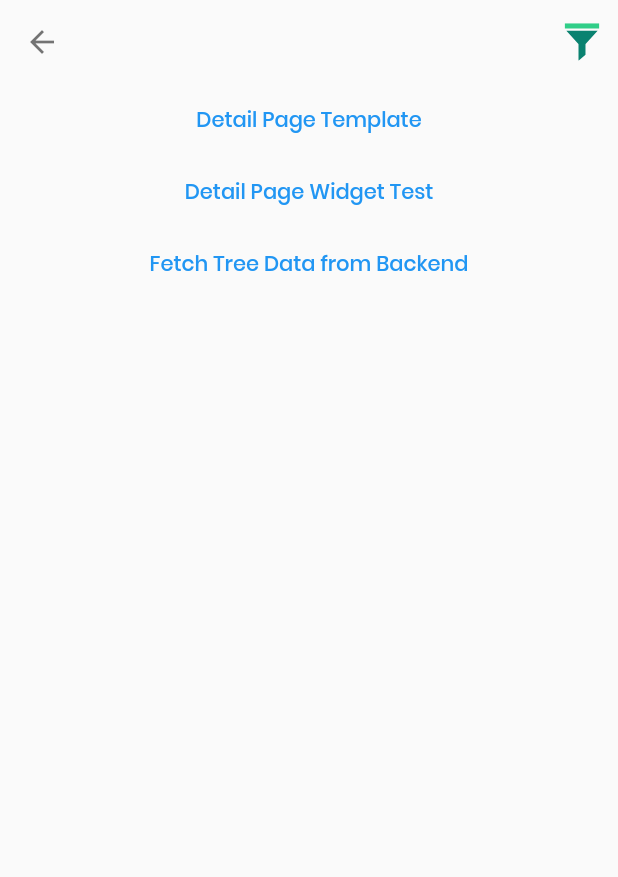
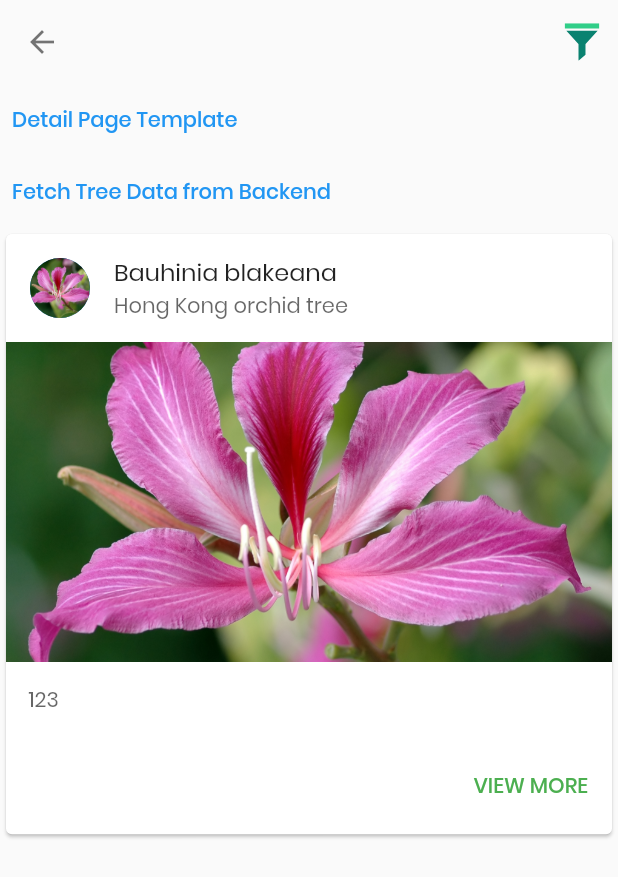
Before and after one commit to INEWSK/flutter-plant-identification, a Flutter app: the SearchScreen screen opened directly, on a phone screen of 412 x 824 dp. Shown: the top 877 px of the screen. Run offline on Flutter 3.47's test engine with Material 2 defaults, Android fonts, the phone set to English and light mode, and no system bars; drawn by our look-alikes of oktoast; our stand-ins replace bot_toast, dio, flutter_markdown, flutter_staggered_animations, flutter_svg, form_field_validator and 8 more; accounts and stored records are empty; network calls fail.

Commit message:
intro card & list json data

```diff
--- /dev/null
+++ b/lib/screen/search/components/plant_card.dart
@@ -0,0 +1,83 @@
+import 'package:flutter/material.dart';
+
+class PlantCard extends StatelessWidget {
+  final String title, sname, intro;
+  final String imgSrc;
+  final Function press;
+
+  const PlantCard({
+    Key key,
+    this.title,
+    this.sname,
+    this.intro,
+    this.imgSrc,
+    this.press,
+  }) : super(key: key);
+  @override
+  Widget build(BuildContext context) {
+    return Card(
+      clipBehavior: Clip.antiAlias,
+      child: Column(
+        crossAxisAlignment: CrossAxisAlignment.start,
+        children: [
+          ListTile(
+            leading: CircleAvatar(
+              backgroundImage: AssetImage(imgSrc),
+            ),
+            title: Text(title),
+            subtitle: Text(
+              sname,
+              style: TextStyle(color: Colors.black.withOpacity(0.6)),
+            ),
+          ),
+          _image(),
+          _intro(),
+          _button(),
+        ],
+      ),
+    );
+  }
+
+  Widget _button() {
+    return ButtonBar(
+      alignment: MainAxisAlignment.end,
+      children: [
+        FlatButton(
+          textColor: Colors.green,
+          onPressed: () {
+            // Perform some action
+          },
+          child: const Text('VIEW MORE'),
+        ),
+      ],
+    );
+  }
+
+  Widget _intro() {
+    return Padding(
+      padding: const EdgeInsets.all(15.0),
+      child: intro != null
+          ? Text(
+              intro,
+              maxLines: 3,
+              overflow: TextOverflow.ellipsis,
+              style: TextStyle(
+                color: Colors.black.withOpacity(0.6),
+              ),
+            )
+          : Container(),
+    );
+  }
+
+  Widget _image() {
+    return ClipRect(
+      // 溢出部分裁切
+      child: Align(
+        alignment: Alignment.center,
+        widthFactor: 1.0,
+        heightFactor: 0.6,
+        child: Image.asset(imgSrc),
+      ),
+    );
+  }
+}
--- a/lib/screen/search/search_screen.dart
+++ b/lib/screen/search/search_screen.dart
@@ -1,9 +1,10 @@
 import 'package:flutter/material.dart';
 import 'package:flutter_hotelapp/screen/detail/detail_sample_screen.dart';
 import 'package:flutter_hotelapp/screen/detail/detail_screen.dart';
-import 'package:flutter_hotelapp/screen/detail/detail_test.dart';
 import 'package:flutter_hotelapp/screen/widgets/search_bar.dart';
 import 'package:flutter_svg/flutter_svg.dart';
+
+import 'components/plant_card.dart';
 
 class SearchScreen extends StatefulWidget {
   @override
@@ -40,7 +41,7 @@ class _SearchScreenState extends State<SearchScreen>
       child: SafeArea(
         child: Center(
           child: Column(
-            crossAxisAlignment: CrossAxisAlignment.center,
+            crossAxisAlignment: CrossAxisAlignment.start,
             children: [
               TextButton(
                 onPressed: () => Navigator.push(
@@ -55,19 +56,17 @@ class _SearchScreenState extends State<SearchScreen>
                 onPressed: () => Navigator.push(
                   context,
                   MaterialPageRoute(
-                    builder: (context) => DetailTest(),
-                  ),
-                ),
-                child: Text('Detail Page Widget Test'),
-              ),
-              TextButton(
-                onPressed: () => Navigator.push(
-                  context,
-                  MaterialPageRoute(
                     builder: (context) => DetailScreen(),
                   ),
                 ),
                 child: Text('Fetch Tree Data from Backend'),
+              ),
+              PlantCard(
+                imgSrc: "assets/images/bauhinia_blakeana.jpg",
+                title: "Bauhinia blakeana",
+                sname: "Hong Kong orchid tree",
+                intro: "123",
+                press: () {},
               ),
             ],
           ),
```
Also changed, not shown: lib/models/tree_data.dart (+55 -42 lines), lib/screen/detail/detail_screen.dart (+32 -18 lines), lib/screen/detail/detail_test.dart (deleted, +0 -17 lines), lib/screen/home/components/intro_card.dart (+10 -6 lines), assets/images/bauhinia_blakeana.jpg (added).
